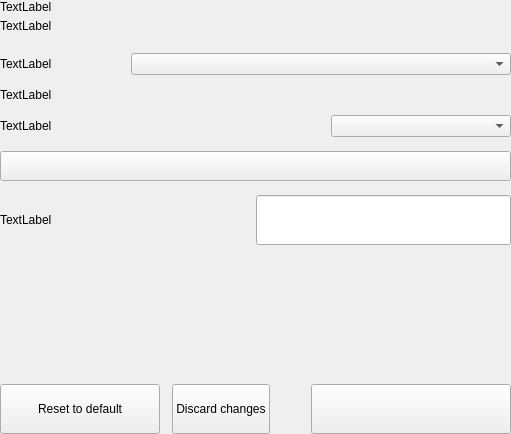
Old version of the form src/qt/pny/settings/forms/settingsdisplayoptionswidget.ui in the repository decenomy/PNY.
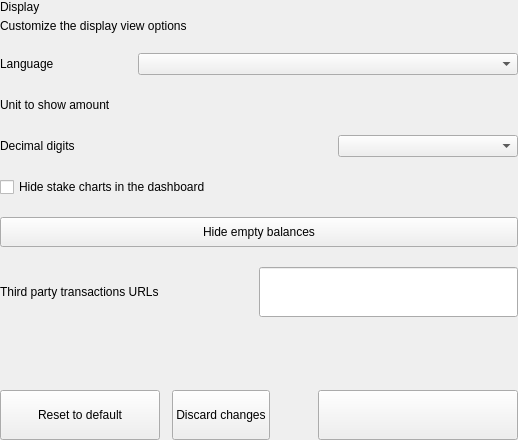
New version of the form. Custom widgets are drawn as their Qt base class.

Diff of the .ui file:
```diff
--- a/src/qt/pny/settings/forms/settingsdisplayoptionswidget.ui
+++ b/src/qt/pny/settings/forms/settingsdisplayoptionswidget.ui
@@ -6,8 +6,8 @@
    <rect>
     <x>0</x>
     <y>0</y>
-    <width>511</width>
-    <height>434</height>
+    <width>518</width>
+    <height>440</height>
    </rect>
   </property>
   <property name="windowTitle">
@@ -47,7 +47,7 @@
       <item>
        <layout class="QVBoxLayout" name="verticalLayout_2">
         <property name="spacing">
-         <number>0</number>
+         <number>20</number>
         </property>
         <item>
          <layout class="QHBoxLayout" name="horizontalLayout_3">
@@ -62,14 +62,14 @@
             <item>
              <widget class="QLabel" name="labelTitle">
               <property name="text">
-               <string>TextLabel</string>
+               <string>Display</string>
               </property>
              </widget>
             </item>
             <item>
              <widget class="QLabel" name="labelSubtitle1">
               <property name="text">
-               <string>TextLabel</string>
+               <string>Customize the display view options</string>
               </property>
               <property name="wordWrap">
                <bool>true</bool>
@@ -80,28 +80,12 @@
           </item>
          </layout>
         </item>
-        <item>
-         <spacer name="verticalSpacer_2">
-          <property name="orientation">
-           <enum>Qt::Vertical</enum>
-          </property>
-          <property name="sizeType">
-           <enum>QSizePolicy::Fixed</enum>
-          </property>
-          <property name="sizeHint" stdset="0">
-           <size>
-            <width>20</width>
-            <height>20</height>
-           </size>
-          </property>
-         </spacer>
-        </item>
         <item>
          <layout class="QHBoxLayout" name="horizontalLayout_2">
           <item>
            <widget class="QLabel" name="labelTitleLanguage">
             <property name="text">
-             <string>TextLabel</string>
+             <string>Language</string>
             </property>
            </widget>
           </item>
@@ -136,28 +120,12 @@
           </item>
          </layout>
         </item>
-        <item>
-         <spacer name="verticalThreads2">
-          <property name="orientation">
-           <enum>Qt::Vertical</enum>
-          </property>
-          <property name="sizeType">
-           <enum>QSizePolicy::Fixed</enum>
-          </property>
-          <property name="sizeHint" stdset="0">
-           <size>
-            <width>20</width>
-            <height>10</height>
-           </size>
-          </property>
-         </spacer>
-        </item>
         <item>
          <layout class="QHBoxLayout" name="horizontalPercentagezPny">
           <item>
            <widget class="QLabel" name="labelTitleUnit">
             <property name="text">
-             <string>TextLabel</string>
+             <string>Unit to show amount</string>
             </property>
            </widget>
           </item>
@@ -192,28 +160,12 @@
           </item>
          </layout>
         </item>
-        <item>
-         <spacer name="verticalDenomzPny">
-          <property name="orientation">
-           <enum>Qt::Vertical</enum>
-          </property>
-          <property name="sizeType">
-           <enum>QSizePolicy::Fixed</enum>
-          </property>
-          <property name="sizeHint" stdset="0">
-           <size>
-            <width>20</width>
-            <height>10</height>
-           </size>
-          </property>
-         </spacer>
-        </item>
         <item>
          <layout class="QHBoxLayout" name="horizontalDenomzPny">
           <item>
            <widget class="QLabel" name="labelTitleDigits">
             <property name="text">
-             <string>TextLabel</string>
+             <string>Decimal digits</string>
             </property>
            </widget>
           </item>
@@ -249,20 +201,15 @@
          </layout>
         </item>
         <item>
-         <spacer name="verticalSpacer_4">
-          <property name="orientation">
-           <enum>Qt::Vertical</enum>
-          </property>
-          <property name="sizeType">
-           <enum>QSizePolicy::Minimum</enum>
-          </property>
-          <property name="sizeHint" stdset="0">
-           <size>
-            <width>20</width>
-            <height>14</height>
-           </size>
-          </property>
-         </spacer>
+         <layout class="QHBoxLayout" name="horizontalHideCharts">
+          <item>
+           <widget class="QCheckBox" name="checkBoxHideCharts">
+            <property name="text">
+             <string>Hide stake charts in the dashboard</string>
+            </property>
+           </widget>
+          </item>
+         </layout>
         </item>
         <item>
          <widget class="QPushButton" name="pushButtonSwitchBalance">
@@ -276,29 +223,13 @@
            <enum>Qt::NoFocus</enum>
           </property>
           <property name="text">
-           <string/>
+           <string>Hide empty balances</string>
           </property>
           <property name="checkable">
            <bool>true</bool>
           </property>
          </widget>
         </item>
-        <item>
-         <spacer name="verticalSpacer_3">
-          <property name="orientation">
-           <enum>Qt::Vertical</enum>
-          </property>
-          <property name="sizeType">
-           <enum>QSizePolicy::Preferred</enum>
-          </property>
-          <property name="sizeHint" stdset="0">
-           <size>
-            <width>20</width>
-            <height>14</height>
-           </size>
-          </property>
-         </spacer>
-        </item>
         <item>
          <layout class="QHBoxLayout" name="horizontalLayout" stretch="1,1">
           <property name="spacing">
@@ -307,7 +238,7 @@
           <item>
            <widget class="QLabel" name="labelTitleUrl">
             <property name="text">
-             <string>TextLabel</string>
+             <string>Third party transactions URLs</string>
             </property>
            </widget>
           </item>
```
Left out of the diff: 2 changed lines with no effect on the pictures.
